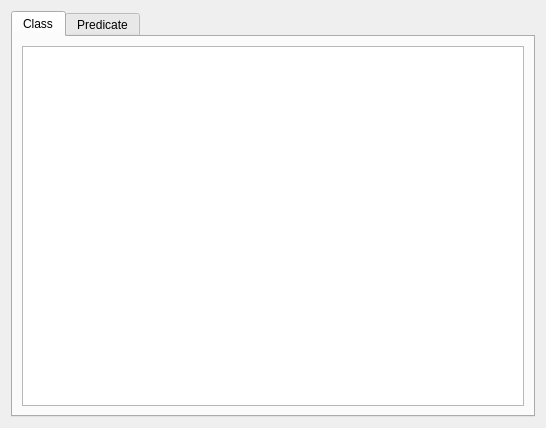
Above: KAVI/forms/KnowledgeBaseEdit.ui from xuanjianwu/KAVI before the change. Below: the same form after it.
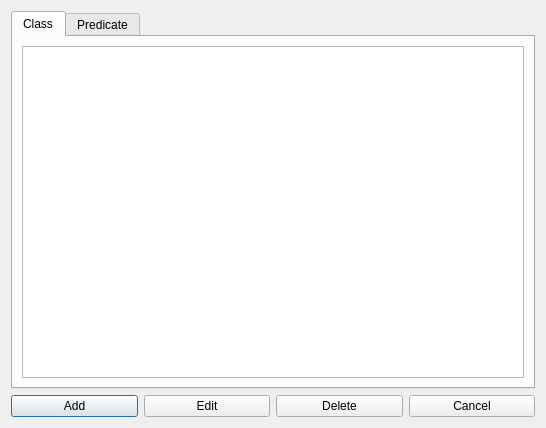
That is the form after the change.

Commit message: complete knowledge base view and edit

```diff
--- a/KAVI/forms/KnowledgeBaseEdit.ui
+++ b/KAVI/forms/KnowledgeBaseEdit.ui
@@ -13,8 +13,8 @@
   <property name="windowTitle">
    <string>Dialog</string>
   </property>
-  <layout class="QGridLayout" name="gridLayout">
-   <item row="0" column="0">
+  <layout class="QVBoxLayout" name="verticalLayout">
+   <item>
     <widget class="QTabWidget" name="tabWidget">
      <property name="currentIndex">
       <number>0</number>
@@ -41,6 +41,38 @@
      </widget>
     </widget>
    </item>
+   <item>
+    <layout class="QHBoxLayout" name="horizontalLayout_2">
+     <item>
+      <widget class="QPushButton" name="buttonAdd">
+       <property name="text">
+        <string>Add</string>
+       </property>
+      </widget>
+     </item>
+     <item>
+      <widget class="QPushButton" name="buttonEdit">
+       <property name="text">
+        <string>Edit</string>
+       </property>
+      </widget>
+     </item>
+     <item>
+      <widget class="QPushButton" name="buttonDelete">
+       <property name="text">
+        <string>Delete</string>
+       </property>
+      </widget>
+     </item>
+     <item>
+      <widget class="QPushButton" name="buttonCancel">
+       <property name="text">
+        <string>Cancel</string>
+       </property>
+      </widget>
+     </item>
+    </layout>
+   </item>
   </layout>
  </widget>
  <resources/>
```
Left out of the diff: 2 changed lines with no effect on the pictures. The commit also changes 26 other files.
